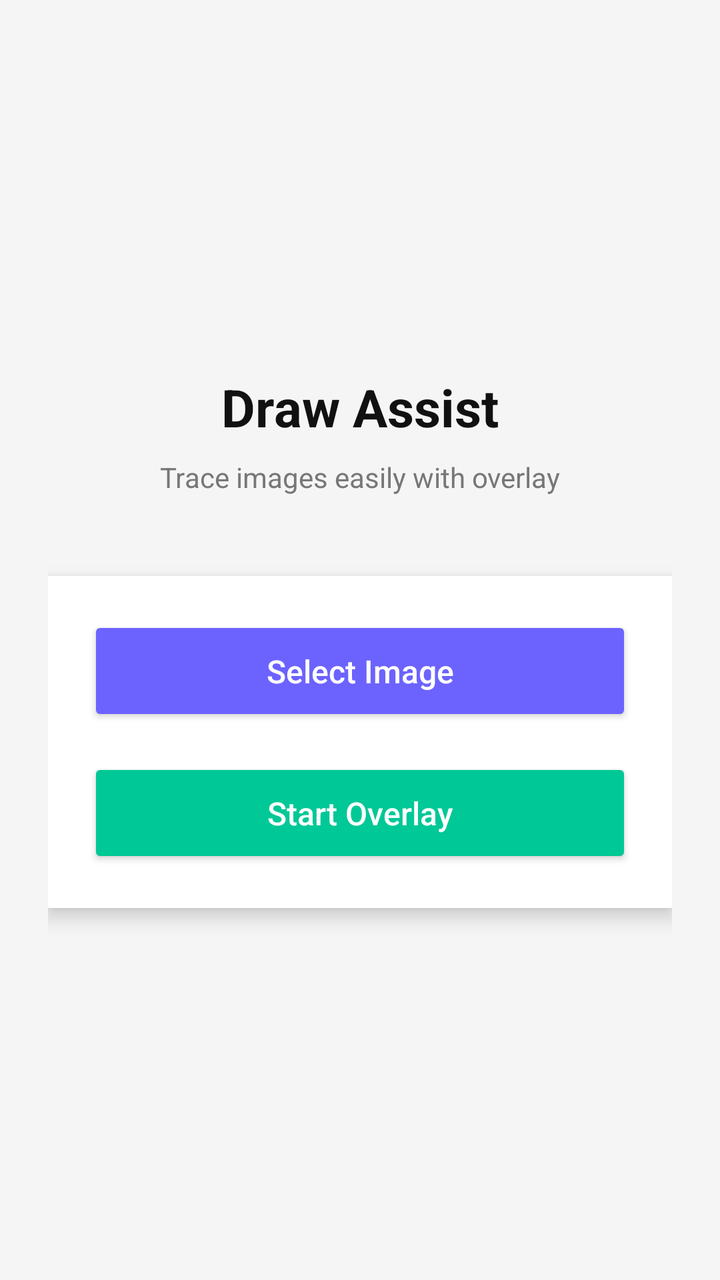
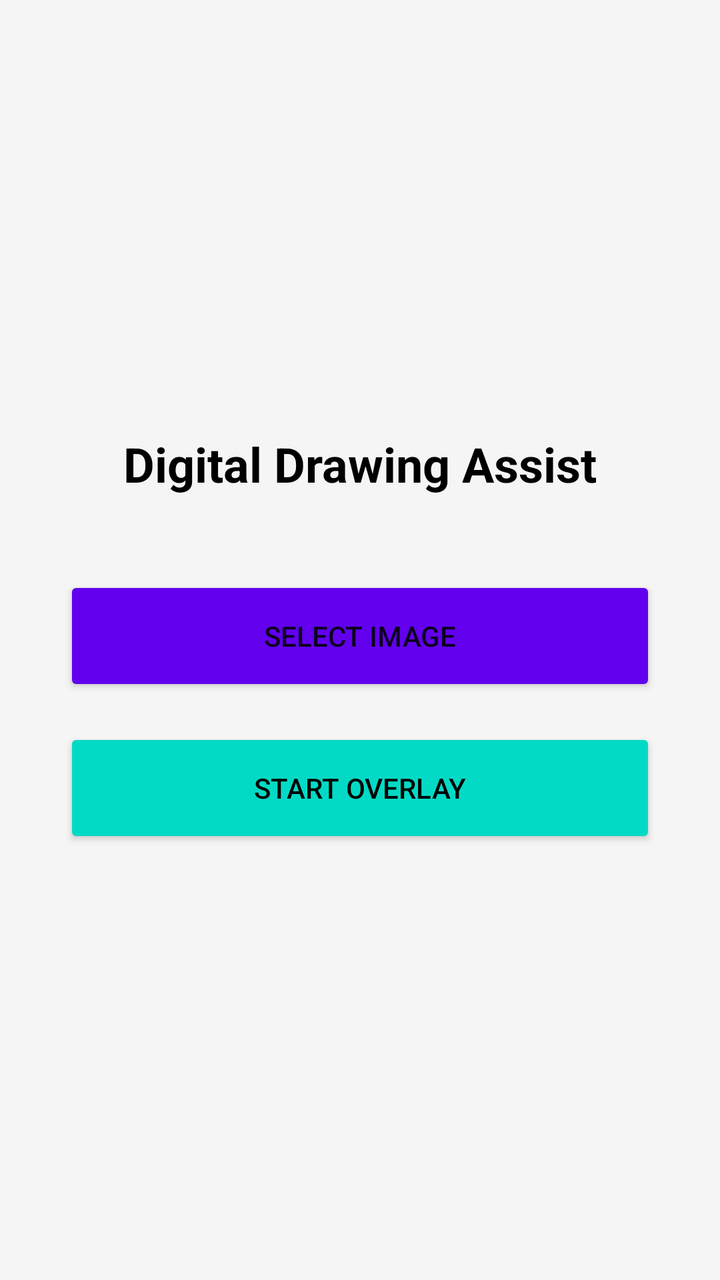

Before-and-after screenshots of an Android layout around one commit, followed by the original layout XML and the change that was made.
<!-- AndroidManifest.xml: application theme Theme.AppCompat.Light.NoActionBar -->
<!-- res/layout/activity_main.xml -->
<?xml version="1.0" encoding="utf-8"?>
<LinearLayout xmlns:android="http://schemas.android.com/apk/res/android"
    android:layout_width="match_parent"
    android:layout_height="match_parent"
    android:orientation="vertical"
    android:gravity="center"
    android:padding="24dp"
    android:background="#F5F5F5">

    
    <TextView
        android:layout_width="wrap_content"
        android:layout_height="wrap_content"
        android:text="@string/app_name"
        android:textSize="26sp"
        android:textStyle="bold"
        android:textColor="#111111"
        android:layout_marginBottom="8dp"/>

    
    <TextView
        android:layout_width="wrap_content"
        android:layout_height="wrap_content"
        android:text="Trace images easily with overlay"
        android:textSize="14sp"
        android:textColor="#777777"
        android:layout_marginBottom="40dp"/>

    
    <LinearLayout
        android:layout_width="match_parent"
        android:layout_height="wrap_content"
        android:orientation="vertical"
        android:background="#FFFFFF"
        android:padding="20dp"
        android:elevation="6dp">

        
        <Button
            android:id="@+id/btnSelect"
            android:layout_width="match_parent"
            android:layout_height="55dp"
            android:text="@string/select_image"
            android:textAllCaps="false"
            android:textSize="16sp"
            android:backgroundTint="#6C63FF"
            android:textColor="#FFFFFF"
            android:layout_marginBottom="16dp"/>

        
        <Button
            android:id="@+id/btnStart"
            android:layout_width="match_parent"
            android:layout_height="55dp"
            android:text="@string/start_overlay"
            android:textAllCaps="false"
            android:textSize="16sp"
            android:backgroundTint="#00C896"
            android:textColor="#FFFFFF"/>

    </LinearLayout>

</LinearLayout>
<!-- resources referenced by this layout -->
<resources>
  <string name="app_name">Draw Assist</string>
  <string name="select_image">Select Image</string>
  <string name="start_overlay">Start Overlay</string>
</resources>

<!-- the commit's change to res/layout/activity_main.xml (unified diff, before → after) -->
@@ -2,62 +2,34 @@
 <LinearLayout xmlns:android="http://schemas.android.com/apk/res/android"
     android:layout_width="match_parent"
     android:layout_height="match_parent"
+    android:gravity="center"
     android:orientation="vertical"
-    android:gravity="center"
-    android:padding="24dp"
+    android:padding="32dp"
     android:background="#F5F5F5">
 
-    
     <TextView
         android:layout_width="wrap_content"
         android:layout_height="wrap_content"
-        android:text="@string/app_name"
-        android:textSize="26sp"
+        android:text="Digital Drawing Assist"
+        android:textSize="24sp"
         android:textStyle="bold"
-        android:textColor="#111111"
-        android:layout_marginBottom="8dp"/>
-
-    
-    <TextView
-        android:layout_width="wrap_content"
-        android:layout_height="wrap_content"
-        android:text="Trace images easily with overlay"
-        android:textSize="14sp"
-        android:textColor="#777777"
+        android:textColor="@color/black"
         android:layout_marginBottom="40dp"/>
 
-    
-    <LinearLayout
+    <Button
+        android:id="@+id/btnSelect"
         android:layout_width="match_parent"
-        android:layout_height="wrap_content"
-        android:orientation="vertical"
-        android:background="#FFFFFF"
-        android:padding="20dp"
-        android:elevation="6dp">
+        android:layout_height="60dp"
+        android:text="@string/select_image"
+        android:backgroundTint="@color/purple_500"
+        android:layout_marginBottom="16dp"/>
 
-        
-        <Button
-            android:id="@+id/btnSelect"
-            android:layout_width="match_parent"
-            android:layout_height="55dp"
-            android:text="@string/select_image"
-            android:textAllCaps="false"
-            android:textSize="16sp"
-            android:backgroundTint="#6C63FF"
-            android:textColor="#FFFFFF"
-            android:layout_marginBottom="16dp"/>
-
-        
-        <Button
-            android:id="@+id/btnStart"
-            android:layout_width="match_parent"
-            android:layout_height="55dp"
-            android:text="@string/start_overlay"
-            android:textAllCaps="false"
-            android:textSize="16sp"
-            android:backgroundTint="#00C896"
-            android:textColor="#FFFFFF"/>
-
-    </LinearLayout>
+    <Button
+        android:id="@+id/btnStart"
+        android:layout_width="match_parent"
+        android:layout_height="60dp"
+        android:text="@string/start_overlay"
+        android:backgroundTint="@color/teal_200"
+        android:textColor="@color/black"/>
 
 </LinearLayout>
<!-- resource entries referenced after the edit -->
@@ -1,6 +1,8 @@
 <!-- resources referenced by this layout -->
 <resources>
-  <string name="app_name">Draw Assist</string>
+  <color name="black">#FF000000</color>
+  <color name="purple_500">#FF6200EE</color>
+  <color name="teal_200">#FF03DAC5</color>
   <string name="select_image">Select Image</string>
   <string name="start_overlay">Start Overlay</string>
 </resources>
